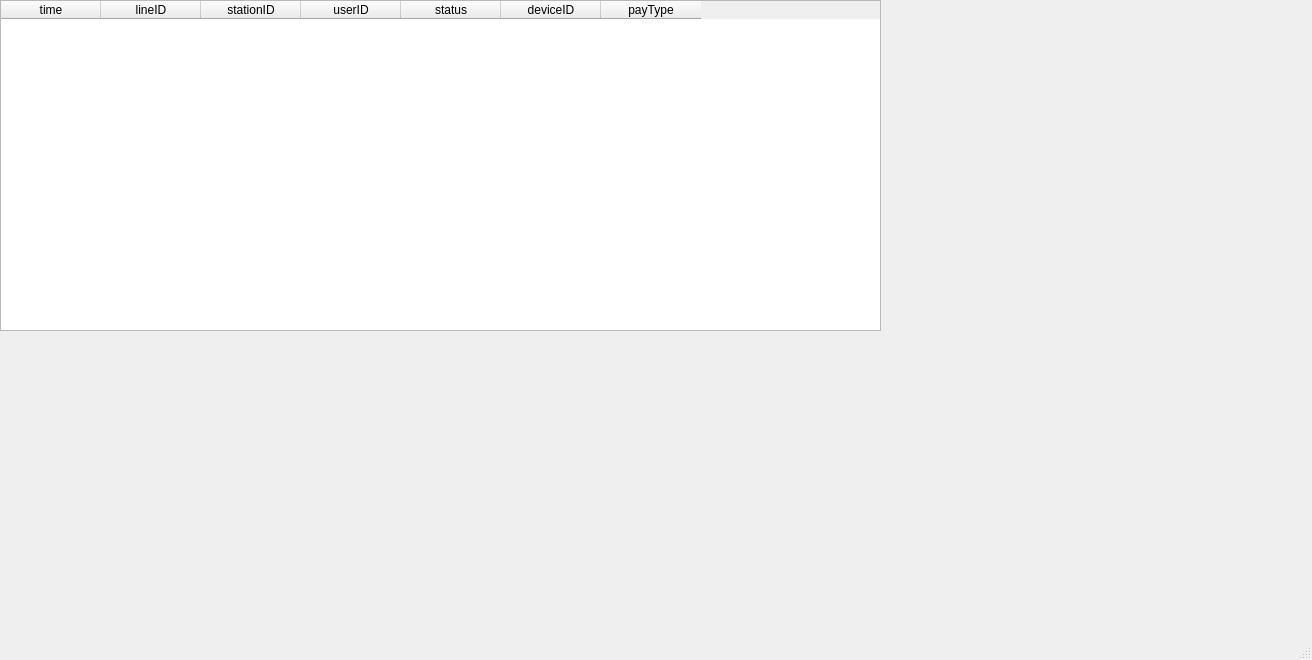
Qt form subway_system/mainwindow.ui (KoalaYan/CS241-Project) before a commit.
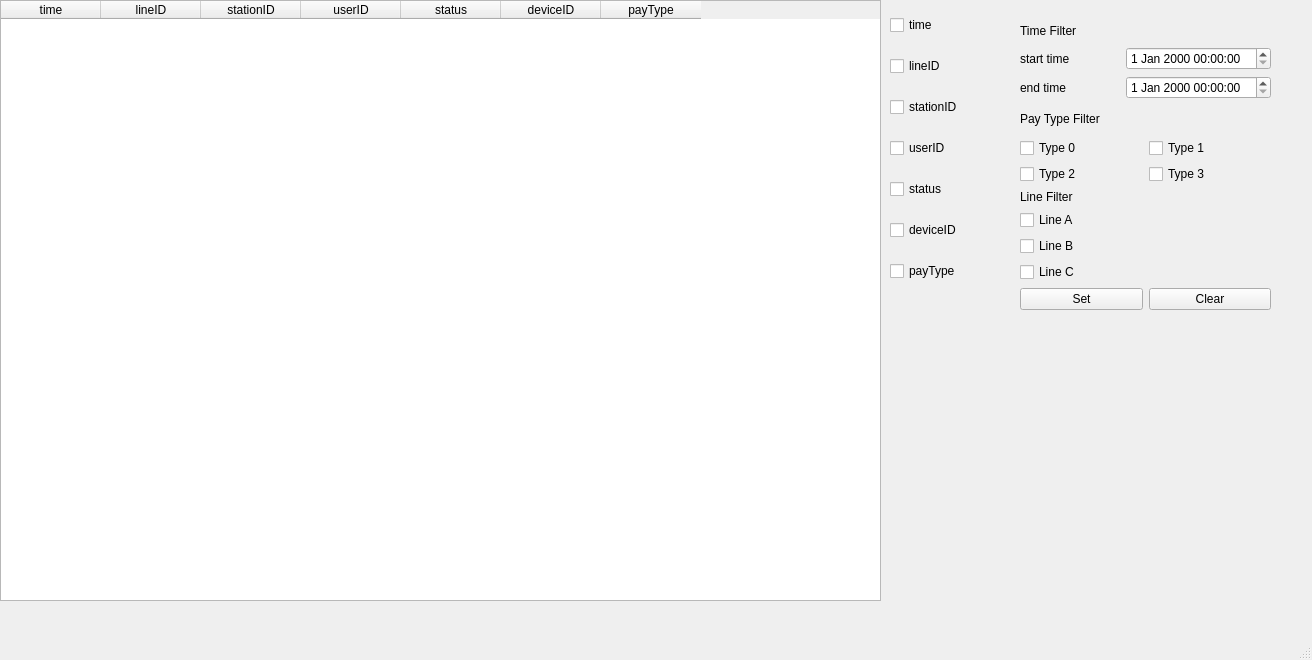
The same form after that commit.

What changed in the file:
```diff
--- a/subway_system/mainwindow.ui
+++ b/subway_system/mainwindow.ui
@@ -20,7 +20,7 @@
       <x>0</x>
       <y>0</y>
       <width>881</width>
-      <height>331</height>
+      <height>601</height>
      </rect>
     </property>
     <column>
@@ -59,6 +59,199 @@
      </property>
     </column>
    </widget>
+   <widget class="QWidget" name="verticalLayoutWidget">
+    <property name="geometry">
+     <rect>
+      <x>890</x>
+      <y>0</y>
+      <width>101</width>
+      <height>301</height>
+     </rect>
+    </property>
+    <layout class="QVBoxLayout" name="verticalLayout">
+     <item>
+      <widget class="QCheckBox" name="checkBox">
+       <property name="text">
+        <string>time</string>
+       </property>
+      </widget>
+     </item>
+     <item>
+      <widget class="QCheckBox" name="checkBox_2">
+       <property name="text">
+        <string>lineID</string>
+       </property>
+      </widget>
+     </item>
+     <item>
+      <widget class="QCheckBox" name="checkBox_3">
+       <property name="text">
+        <string>stationID</string>
+       </property>
+      </widget>
+     </item>
+     <item>
+      <widget class="QCheckBox" name="checkBox_4">
+       <property name="text">
+        <string>userID</string>
+       </property>
+      </widget>
+     </item>
+     <item>
+      <widget class="QCheckBox" name="checkBox_5">
+       <property name="text">
+        <string>status</string>
+       </property>
+      </widget>
+     </item>
+     <item>
+      <widget class="QCheckBox" name="checkBox_6">
+       <property name="text">
+        <string>deviceID</string>
+       </property>
+      </widget>
+     </item>
+     <item>
+      <widget class="QCheckBox" name="checkBox_7">
+       <property name="text">
+        <string>payType</string>
+       </property>
+      </widget>
+     </item>
+    </layout>
+   </widget>
+   <widget class="QWidget" name="verticalLayoutWidget_3">
+    <property name="geometry">
+     <rect>
+      <x>1020</x>
+      <y>20</y>
+      <width>251</width>
+      <height>290</height>
+     </rect>
+    </property>
+    <layout class="QVBoxLayout" name="verticalLayout_3">
+     <item>
+      <layout class="QGridLayout" name="gridLayout">
+       <item row="3" column="0">
+        <widget class="QLabel" name="label_2">
+         <property name="text">
+          <string>end time</string>
+         </property>
+        </widget>
+       </item>
+       <item row="3" column="1">
+        <widget class="QDateTimeEdit" name="endTime"/>
+       </item>
+       <item row="2" column="1">
+        <widget class="QDateTimeEdit" name="startTime"/>
+       </item>
+       <item row="2" column="0">
+        <widget class="QLabel" name="label">
+         <property name="text">
+          <string>start time</string>
+         </property>
+        </widget>
+       </item>
+       <item row="1" column="0" colspan="2">
+        <widget class="QLabel" name="label_3">
+         <property name="text">
+          <string>Time Filter</string>
+         </property>
+        </widget>
+       </item>
+      </layout>
+     </item>
+     <item>
+      <layout class="QGridLayout" name="gridLayout_2">
+       <item row="2" column="0">
+        <widget class="QCheckBox" name="type_3">
+         <property name="text">
+          <string>Type 2</string>
+         </property>
+        </widget>
+       </item>
+       <item row="1" column="0">
+        <widget class="QCheckBox" name="type_1">
+         <property name="text">
+          <string>Type 0</string>
+         </property>
+        </widget>
+       </item>
+       <item row="2" column="1">
+        <widget class="QCheckBox" name="type_4">
+         <property name="text">
+          <string>Type 3</string>
+         </property>
+        </widget>
+       </item>
+       <item row="1" column="1">
+        <widget class="QCheckBox" name="type_2">
+         <property name="text">
+          <string>Type 1</string>
+         </property>
+        </widget>
+       </item>
+       <item row="0" column="0" colspan="2">
+        <widget class="QLabel" name="label_4">
+         <property name="text">
+          <string>Pay Type Filter</string>
+         </property>
+        </widget>
+       </item>
+      </layout>
+     </item>
+     <item>
+      <layout class="QVBoxLayout" name="verticalLayout_2">
+       <item>
+        <widget class="QLabel" name="label_5">
+         <property name="text">
+          <string>Line Filter</string>
+         </property>
+        </widget>
+       </item>
+       <item>
+        <widget class="QCheckBox" name="lineA">
+         <property name="text">
+          <string>Line A</string>
+         </property>
+        </widget>
+       </item>
+       <item>
+        <widget class="QCheckBox" name="lineB">
+         <property name="text">
+          <string>Line B</string>
+         </property>
+        </widget>
+       </item>
+       <item>
+        <widget class="QCheckBox" name="lineC">
+         <property name="text">
+          <string>Line C</string>
+         </property>
+        </widget>
+       </item>
+      </layout>
+     </item>
+     <item>
+      <layout class="QHBoxLayout" name="horizontalLayout">
+       <item>
+        <widget class="QPushButton" name="set_filter">
+         <property name="text">
+          <string>Set</string>
+         </property>
+        </widget>
+       </item>
+       <item>
+        <widget class="QPushButton" name="set_clear">
+         <property name="text">
+          <string>Clear</string>
+         </property>
+        </widget>
+       </item>
+      </layout>
+     </item>
+    </layout>
+   </widget>
   </widget>
   <widget class="QMenuBar" name="menubar">
    <property name="geometry">
```
